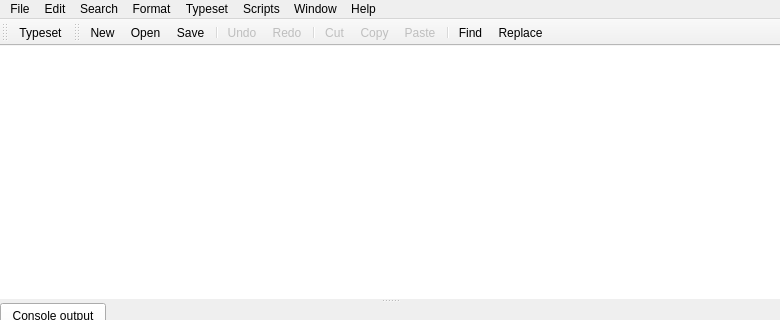
Above: src/TeXDocument.ui from Sharpie/TeXworks before the change; both pictures show x 0 to 780 and y 0 to 320 of the 780 by 580 pixel window. Below: the same form after it.
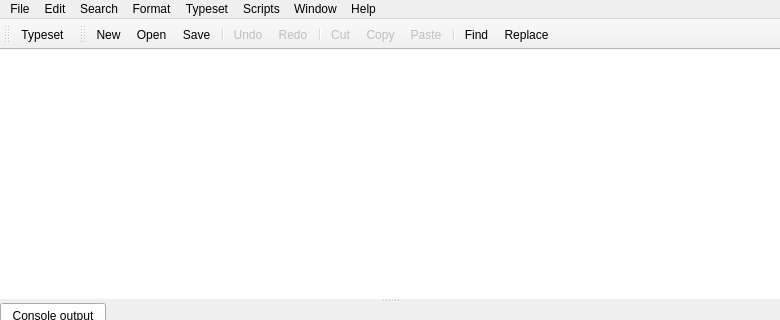
That is the form after the change. Icons and pictures are not drawn. Custom widgets are drawn as their Qt base class.

Commit message:
Limit toolbar padding to tools to avoid cropping of tooltips on Windows (issue 387)
Related Qt-bug: http://bugreports.qt.nokia.com/browse/QTBUG-7874
Nevertheless, padding only the QToolButton's seems reasonable

Diff of the .ui file:
```diff
--- a/src/TeXDocument.ui
+++ b/src/TeXDocument.ui
@@ -344,7 +344,7 @@
     <string>Typeset Toolbar</string>
    </property>
    <property name="styleSheet">
-    <string notr="true">padding:2px</string>
+    <string notr="true">QToolButton { padding:2px; }</string>
    </property>
    <property name="allowedAreas">
     <set>Qt::LeftToolBarArea|Qt::TopToolBarArea</set>
@@ -368,7 +368,7 @@
     <string>Edit Toolbar</string>
    </property>
    <property name="styleSheet">
-    <string notr="true">padding:2px</string>
+    <string notr="true">QToolButton { padding:2px; }</string>
    </property>
    <property name="allowedAreas">
     <set>Qt::LeftToolBarArea|Qt::TopToolBarArea</set>
```
The commit also changes 3 other files.
